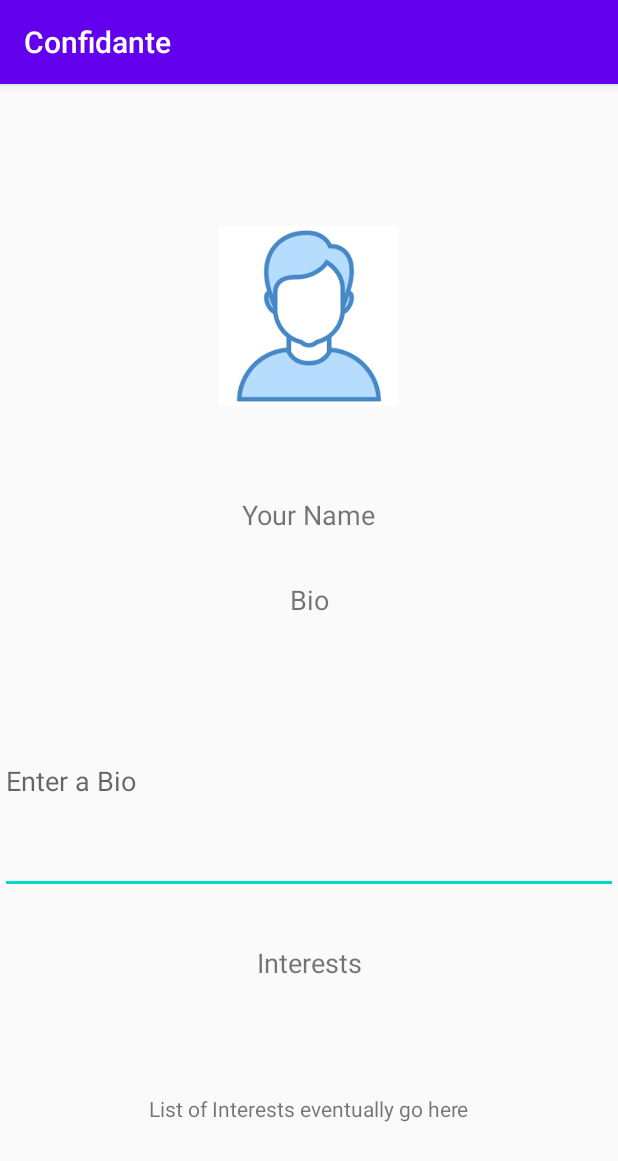
After one commit to jazdao/ConfidanteApp, an Android app: the ProfileActivity screen opened directly, with no data from a screen before it, on a phone screen of 412 x 824 dp. The commit adds this screen. Shown: the top 1161 px of the screen. Run offline under Robolectric (Android 15) with nearby library versions, the phone set to English and light mode, and no system bars.

Commit message:
Created Basic UI Template for Home screen and Profile Screen

```diff
--- a/app/src/main/AndroidManifest.xml
+++ b/app/src/main/AndroidManifest.xml
@@ -9,6 +9,7 @@
         android:roundIcon="@mipmap/ic_launcher_round"
         android:supportsRtl="true"
         android:theme="@style/AppTheme">
+        <activity android:name=".ProfileActivity"></activity>
         <activity android:name=".MainActivity">
             <intent-filter>
                 <action android:name="android.intent.action.MAIN" />
--- /dev/null
+++ b/app/src/main/java/com/bignerdranch/android/confidante/ProfileActivity.kt
@@ -0,0 +1,87 @@
+package com.bignerdranch.android.confidante
+
+import android.app.Activity
+import android.content.Context
+import android.content.Intent
+import androidx.appcompat.app.AppCompatActivity
+import android.os.Bundle
+import android.text.Editable
+import android.text.TextWatcher
+import android.util.Log
+import android.widget.EditText
+import android.widget.ImageView
+
+//used in logging messages
+private const val TAG = "ProfileActivity"
+
+class ProfileActivity : AppCompatActivity() {
+
+    private lateinit var profileBioField: EditText
+    private lateinit var profilePicture: ImageView
+
+    override fun onCreate(savedInstanceState: Bundle?) {
+        super.onCreate(savedInstanceState)
+        setContentView(R.layout.activity_profile)
+
+        profileBioField = findViewById(R.id.profile_bio)
+        profilePicture = findViewById(R.id.profile_picture)
+
+        profilePicture.setImageResource(R.drawable.person);
+
+        //listener for a bio change
+        val bioWatcher = object : TextWatcher {
+
+            override fun beforeTextChanged(
+                sequence: CharSequence?,
+                start: Int,
+                count: Int,
+                after: Int
+            ) {
+                // This space intentionally left blank
+            }
+
+            /**
+             * In onTextChanged(...), you call toString() on the CharSequence that is
+             * the user's input.  This function returns a string, which you then use
+             * to set the bio.
+             */
+            override fun onTextChanged(
+                sequence: CharSequence?,
+                start: Int,
+                before: Int,
+                count: Int
+            ) {
+                // Eventually, we edit the bio here
+            }
+
+            override fun afterTextChanged(sequence: Editable?) {
+                // This one too
+            }
+        }
+
+        profileBioField.addTextChangedListener(bioWatcher)
+
+    }
+
+    private fun setAnswerShownResult() {
+        setResult(Activity.RESULT_OK)
+    }
+
+    /**
+     * A companion object allows you to access functions without having an instance of a class,
+     * similar to static functions in Java.  Using a newIntent(...) function inside a companion
+     * object like this for your activity subclasses will make it easy for other code to properly
+     * configure their launching intents.
+     */
+    companion object {
+        /**
+         * This function allows you to create an Intent properly configured with the extras
+         * CheatActivity will need.  The answerIsTrue argument, a Boolean, is put into the intent
+         * with a private name using the EXTRA_ANSWER_IS_TRUE constant.
+         */
+        fun newIntent(packageContext: Context): Intent {
+            Log.d(TAG, "Entered newIntent function in ProfileActivity")
+            return Intent(packageContext, ProfileActivity::class.java)
+        }
+    }
+}
--- /dev/null
+++ b/app/src/main/res/layout/activity_profile.xml
@@ -0,0 +1,78 @@
+<?xml version="1.0" encoding="utf-8"?>
+<androidx.constraintlayout.widget.ConstraintLayout
+    xmlns:android="http://schemas.android.com/apk/res/android"
+    xmlns:app="http://schemas.android.com/apk/res-auto"
+    xmlns:tools="http://schemas.android.com/tools"
+    android:layout_width="match_parent"
+    android:layout_height="match_parent">
+
+    <TextView
+        android:id="@+id/profile_user_full_name"
+        android:layout_width="wrap_content"
+        android:layout_height="wrap_content"
+        android:text="@string/user_full_name"
+        android:textSize="18sp"
+        app:layout_constraintBottom_toTopOf="@+id/profile_interests_list"
+        app:layout_constraintEnd_toEndOf="parent"
+        app:layout_constraintStart_toStartOf="parent"
+        app:layout_constraintTop_toTopOf="parent" />
+
+    <TextView
+        android:id="@+id/profile_bio_header"
+        android:layout_width="wrap_content"
+        android:layout_height="wrap_content"
+        android:layout_marginTop="32dp"
+        android:text="@string/bio_header"
+        android:textSize="18sp"
+        app:layout_constraintEnd_toEndOf="parent"
+        app:layout_constraintStart_toStartOf="parent"
+        app:layout_constraintTop_toBottomOf="@+id/profile_user_full_name" />
+
+    <EditText
+        android:id="@+id/profile_bio"
+        android:layout_width="match_parent"
+        android:layout_height="150dp"
+        android:hint="@string/profile_bio_hint"
+        app:layout_constraintBottom_toTopOf="@+id/profile_interests_list"
+        app:layout_constraintEnd_toEndOf="parent"
+        app:layout_constraintStart_toStartOf="parent"
+        app:layout_constraintTop_toBottomOf="@+id/profile_bio_header" />
+
+    <TextView
+        android:id="@+id/profile_interests_list"
+        android:layout_width="wrap_content"
+        android:layout_height="wrap_content"
+        android:layout_marginBottom="170dp"
+        android:text="@string/interest_header"
+        android:textSize="18sp"
+        app:layout_constraintBottom_toBottomOf="parent"
+        app:layout_constraintEnd_toEndOf="parent"
+        app:layout_constraintStart_toStartOf="parent" />
+
+    <TextView
+        android:id="@+id/textView4"
+        android:layout_width="wrap_content"
+        android:layout_height="wrap_content"
+        android:text="List of Interests eventually go here"
+        app:layout_constraintBottom_toBottomOf="parent"
+        app:layout_constraintEnd_toEndOf="parent"
+        app:layout_constraintStart_toStartOf="parent"
+        app:layout_constraintTop_toBottomOf="@+id/profile_interests_list" />
+
+    <ImageView
+        android:id="@+id/profile_picture"
+        android:layout_width="wrap_content"
+        android:layout_height="wrap_content"
+        android:layout_marginTop="32dp"
+        android:adjustViewBounds="true"
+        android:maxWidth="120dp"
+        android:maxHeight="120dp"
+        android:scaleType="fitCenter"
+        android:src="@drawable/person"
+        app:layout_constraintBottom_toTopOf="@+id/profile_user_full_name"
+        app:layout_constraintEnd_toEndOf="parent"
+        app:layout_constraintStart_toStartOf="parent"
+        app:layout_constraintTop_toTopOf="parent"
+        app:layout_constraintVertical_bias="0.509" />
+
+</androidx.constraintlayout.widget.ConstraintLayout>
--- a/app/src/main/res/values/strings.xml
+++ b/app/src/main/res/values/strings.xml
@@ -1,3 +1,10 @@
 <resources>
     <string name="app_name">Confidante</string>
+    <string name="profile">Profile</string>
+    <string name="chat">Chat</string>
+    <string name="find">Find</string>
+    <string name="user_full_name">Your Name</string>
+    <string name="bio_header">Bio</string>
+    <string name="interest_header">Interests</string>
+    <string name="profile_bio_hint">Enter a Bio</string>
 </resources>
```
Also changed, not shown: app/src/main/java/com/bignerdranch/android/confidante/MainActivity.kt (+33 -1 lines), app/src/main/res/layout/activity_main.xml (+66 -4 lines), app/src/main/res/drawable/person.png (added).
